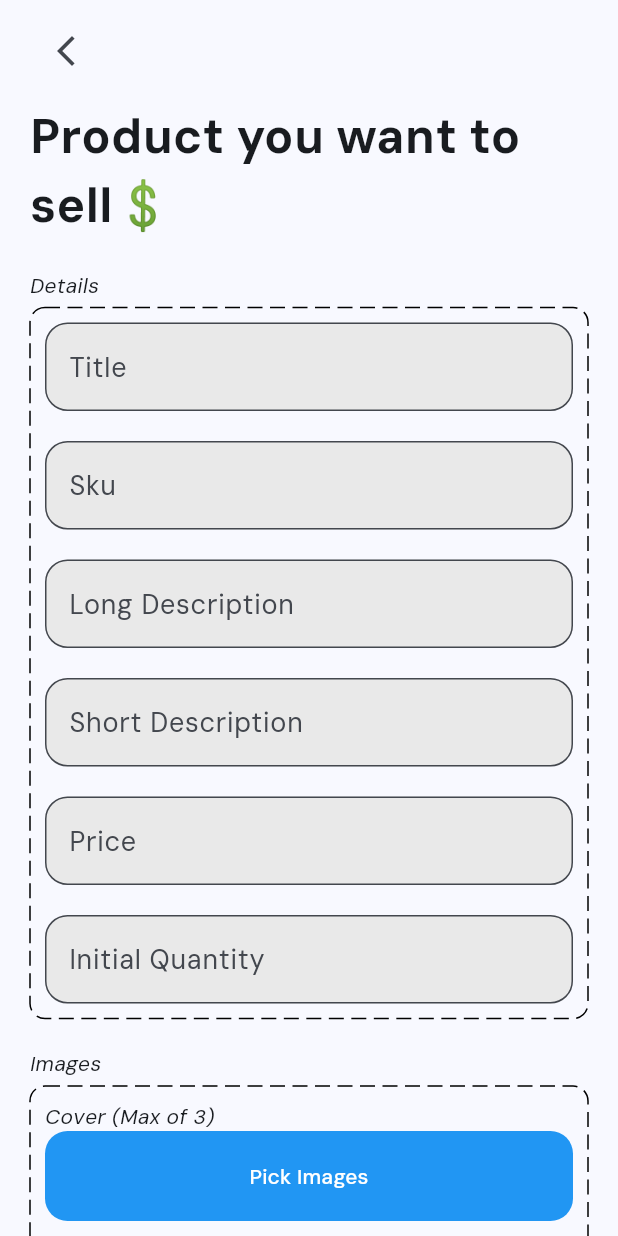
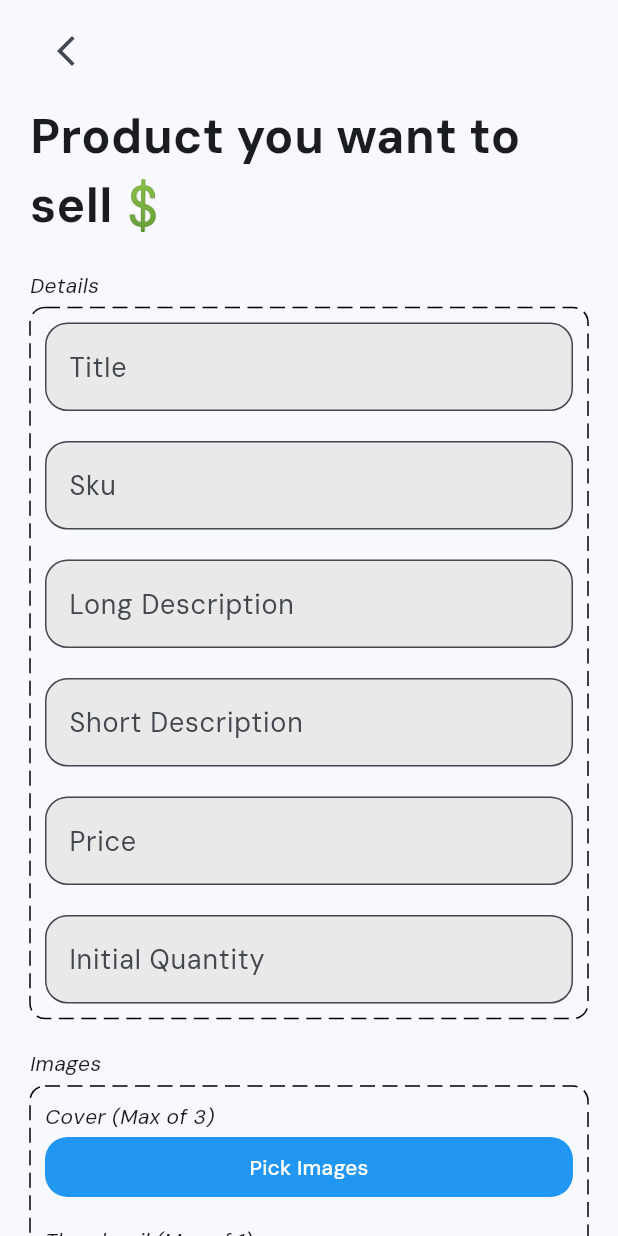
Before and after one commit to jcsalayo2/kuicbuy, a Flutter app: the AddProduct screen opened directly, on a phone screen of 412 x 824 dp. Run offline on Flutter 3.47's test engine with Material 3 defaults, Android fonts, the light colour scheme and no system bars; drawn by our look-alikes of dotted_border; our stand-ins replace bloc, cloud_firestore, equatable, firebase_auth, firebase_core, firebase_storage and 6 more; accounts and stored records are empty.

Commit message:
fix: large buttons

```diff
--- a/lib/pages/add_product/add_product.dart
+++ b/lib/pages/add_product/add_product.dart
@@ -142,7 +142,7 @@ class _AddProductState extends State<AddProduct> {
                                         borderRadius: BorderRadius.circular(15),
                                       ),
                                       padding: const EdgeInsets.only(
-                                          top: 20, bottom: 20),
+                                          top: 10, bottom: 10),
                                       foregroundColor: Colors.white,
                                       backgroundColor: Colors.blue),
                                   onPressed: () async {
@@ -190,7 +190,7 @@ class _AddProductState extends State<AddProduct> {
                                         borderRadius: BorderRadius.circular(15),
                                       ),
                                       padding: const EdgeInsets.only(
-                                          top: 20, bottom: 20),
+                                          top: 10, bottom: 10),
                                       foregroundColor: Colors.white,
                                       backgroundColor: Colors.blue),
                                   onPressed: () async {
@@ -228,7 +228,7 @@ class _AddProductState extends State<AddProduct> {
                           shape: RoundedRectangleBorder(
                             borderRadius: BorderRadius.circular(15),
                           ),
-                          padding: const EdgeInsets.only(top: 20, bottom: 20),
+                          padding: const EdgeInsets.only(top: 10, bottom: 10),
                           foregroundColor: Colors.white,
                           backgroundColor: Colors.blue),
                       onPressed: state.productStatus == ProductStatus.initial
```
